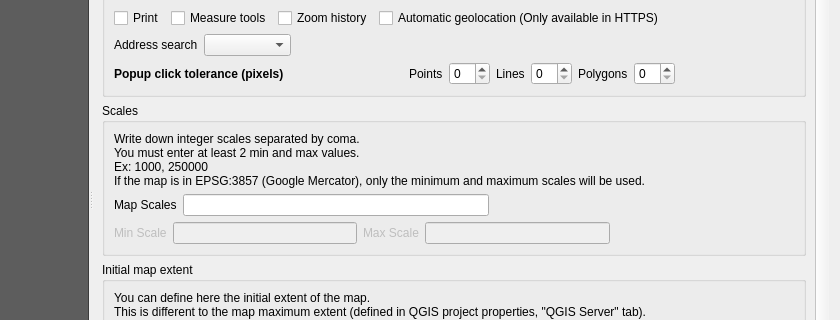
Before: the Qt Designer form resources/ui/ui_lizmap.ui in 3liz/lizmap-plugin, drawn with Qt 5; both pictures show x 178 to 1018 and y 136 to 456 of the 1018 by 698 pixel window.
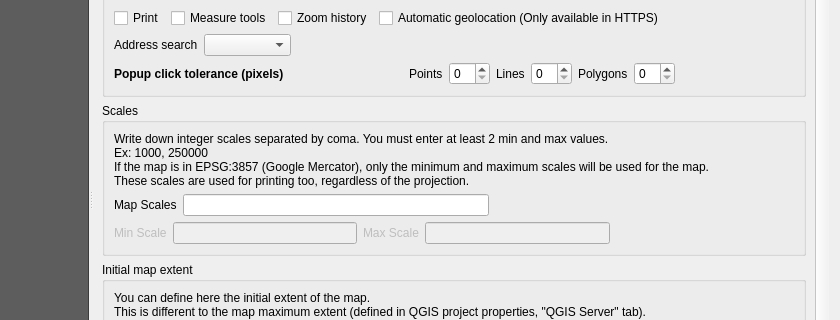
After: the same form once the commit is applied. Custom widgets are drawn as their Qt base class.

Commit message: allow empty field name for the X field in dataviz

Diff of the .ui file:
```diff
--- a/resources/ui/ui_lizmap.ui
+++ b/resources/ui/ui_lizmap.ui
@@ -567,10 +567,7 @@
                   <item row="0" column="0">
                    <widget class="QLabel" name="label_17">
                     <property name="text">
-                     <string>Write down integer scales separated by coma.
-You must enter at least 2 min and max values.
-Ex: 1000, 250000
-If the map is in EPSG:3857 (Google Mercator), only the minimum and maximum scales will be used.</string>
+                     <string>&lt;p&gt;Write down integer scales separated by coma. You must enter at least 2 min and max values.&lt;br /&gt;Ex: 1000, 250000&lt;br /&gt;If the map is in EPSG:3857 (Google Mercator), only the minimum and maximum scales will be used for the map.&lt;br /&gt;These scales are used for printing too, regardless of the projection.&lt;/p&gt;</string>
                     </property>
                    </widget>
                   </item>
```
Left out of the diff: 4 changed lines with no effect on the pictures. The commit also changes 1 other file.
